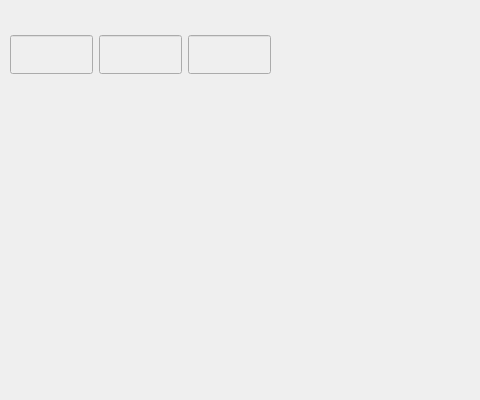
First picture: the form in Sudoku/mainwindow.ui, repository Vaxuss/Sepuku, before the edit; both pictures show x 0 to 480 and y 200 to 600 of the 800 by 600 pixel window.
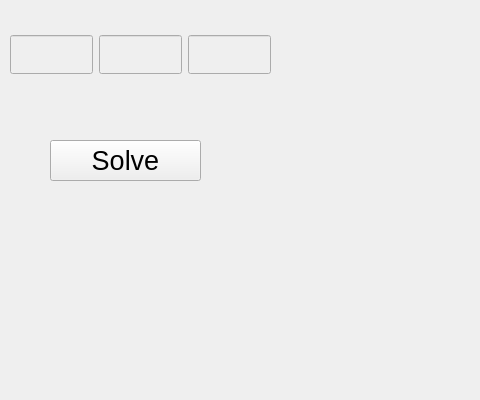
Second picture: the form after the edit.

```diff
--- a/Sudoku/mainwindow.ui
+++ b/Sudoku/mainwindow.ui
@@ -215,6 +215,24 @@
      <string>Start</string>
     </property>
    </widget>
+   <widget class="QPushButton" name="pushButton_2">
+    <property name="geometry">
+     <rect>
+      <x>50</x>
+      <y>340</y>
+      <width>151</width>
+      <height>41</height>
+     </rect>
+    </property>
+    <property name="font">
+     <font>
+      <pointsize>20</pointsize>
+     </font>
+    </property>
+    <property name="text">
+     <string>Solve</string>
+    </property>
+   </widget>
   </widget>
   <widget class="QMenuBar" name="menubar">
    <property name="geometry">
```
